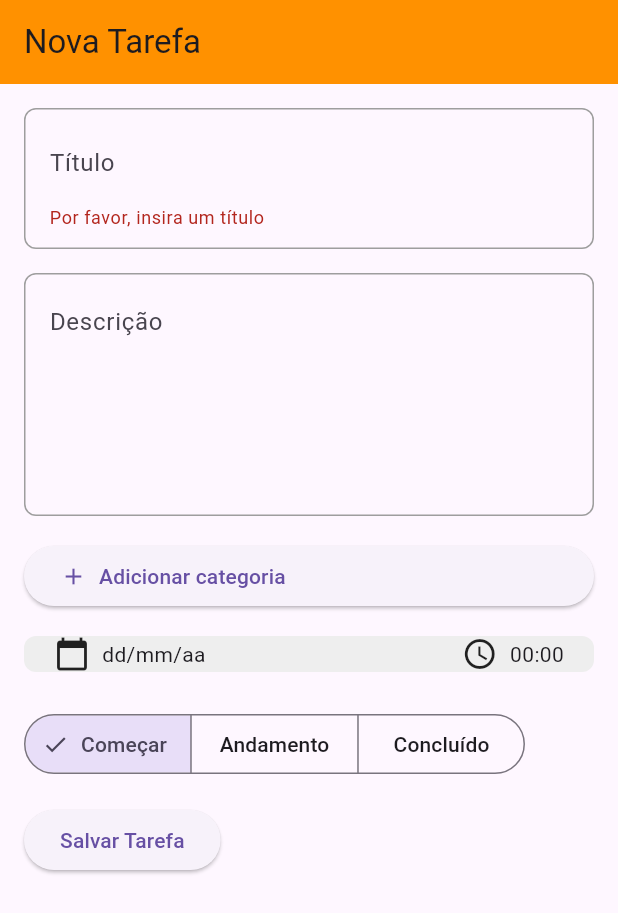
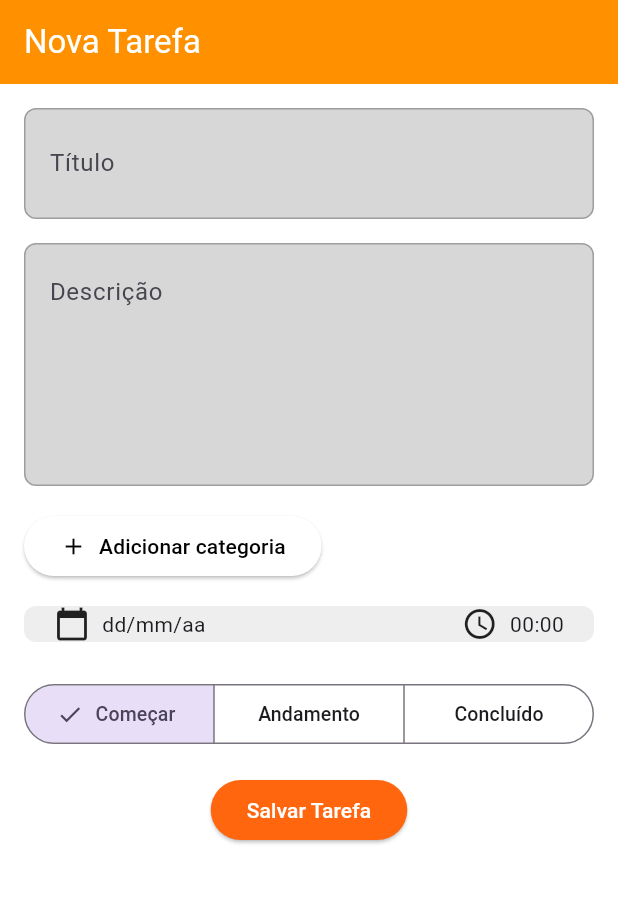
Before and after one commit to piquibr/Flutter_Project_Facul_definitive, a Flutter app: the CreatetaskScreen screen opened directly, after a tap on "Salvar Tarefa", on a phone screen of 412 x 824 dp. Shown: the top 913 px of the screen. Run offline on Flutter 3.47's test engine with Material 3 defaults, Android fonts, the phone set to English and light mode, and no system bars; our stand-ins replace auto_size_text.

Commit message:
page createTask - OK

```diff
--- a/lib/pages/mainPages/createTask-page.dart
+++ b/lib/pages/mainPages/createTask-page.dart
@@ -28,11 +28,13 @@ class _CreatetaskState extends State<CreatetaskScreen> {
   @override
   Widget build(BuildContext context) {
     return Scaffold(
+      backgroundColor: Colors.white, // Cor de fundo do Scaffold
       appBar: AppBar(
-        title: Text('Nova Tarefa'),
+        title: Text('Nova Tarefa', style: TextStyle(color: Colors.white)), // Título em branco
         backgroundColor: const Color.fromARGB(255, 255, 145, 0),
+        iconTheme: IconThemeData(color: Colors.white), // Ícone de voltar em branco
       ),
-      resizeToAvoidBottomInset: true, // Permite que o layout se ajuste ao teclado
+      resizeToAvoidBottomInset: true,
       body: SingleChildScrollView(
         padding: const EdgeInsets.all(16.0),
         child: Form(
@@ -44,11 +46,13 @@ class _CreatetaskState extends State<CreatetaskScreen> {
                 decoration: BoxDecoration(
                   border: Border.all(color: Colors.grey),
                   borderRadius: BorderRadius.circular(8.0),
+                  color: const Color.fromARGB(40, 0, 0, 0), // Fundo cinza claro
                 ),
                 child: Padding(
                   padding: const EdgeInsets.symmetric(horizontal: 16.0, vertical: 12.0),
                   child: TextFormField(
                     decoration: InputDecoration(
+
                       border: InputBorder.none,
                       hintText: 'Título',
                     ),
@@ -69,6 +73,7 @@ class _CreatetaskState extends State<CreatetaskScreen> {
                 decoration: BoxDecoration(
                   border: Border.all(color: Colors.grey),
                   borderRadius: BorderRadius.circular(8.0),
+                  color: const Color.fromARGB(40, 0, 0, 0), // Fundo cinza claro
                 ),
                 child: Padding(
                   padding: const EdgeInsets.symmetric(horizontal: 16.0, vertical: 12.0),
@@ -84,33 +89,19 @@ class _CreatetaskState extends State<CreatetaskScreen> {
                   ),
                 ),
               ),
-
               SizedBox(height: 16.0),
               AdicionarCategoriaButton(),
-
               SizedBox(height: 16.0),
               TempoLimiteButton(),
-
               SizedBox(height: 16.0),
               StatusSelector(selectedStatus: _selectedStatus),
+              SizedBox(height: 16.0),
+              SaveTaskButton(
+                onPressed: () {
+                  // Ação ao pressionar o botão, por exemplo, salvar uma tarefa
+                },
+              )
 
-              SizedBox(height: 16.0),
-              ElevatedButton(
-                onPressed: () {
-                  if (_formKey.currentState!.validate()) {
-                    _formKey.currentState!.save();
-                    print('Título: $_titulo');
-                    print('Descrição: $_descricao');
-                    print('Categoria: $_categoria');
-                    print('Status: ${_selectedStatus.value}');
-                    print('Data Limite: $_dataLimite');
-                    print('Hora Limite: $_horaLimite');
-                    print('Concluída: $_concluida');
-                    // Adicione a lógica para salvar a tarefa aqui
-                  }
-                },
-                child: Text('Salvar Tarefa'),
-              ),
             ],
           ),
         ),
@@ -119,25 +110,56 @@ class _CreatetaskState extends State<CreatetaskScreen> {
   }
 }
 
+class SaveTaskButton extends StatelessWidget {
+  final VoidCallback onPressed;
+
+  const SaveTaskButton({Key? key, required this.onPressed}) : super(key: key);
+
+  @override
+  Widget build(BuildContext context) {
+    return Center(
+      child: ElevatedButton(
+        style: ElevatedButton.styleFrom(
+          backgroundColor: const Color.fromARGB(255, 255, 102, 14), // Cor do botão
+        ),
+        onPressed: onPressed,
+        child: const Text('Salvar Tarefa',
+        style: TextStyle(color: Colors.white),
+        ),
+      ),
+    );
+  }
+}
+
+
+
 class AdicionarCategoriaButton extends StatelessWidget {
   const AdicionarCategoriaButton({Key? key}) : super(key: key);
 
   @override
   Widget build(BuildContext context) {
     return ElevatedButton(
+      style: ElevatedButton.styleFrom(
+        backgroundColor: Colors.white, // Cor de fundo branca
+      ),
       onPressed: () {
         print('Botão Adicionar Categoria pressionado!');
       },
       child: Row(
+        mainAxisSize: MainAxisSize.min, // Ajusta o tamanho do botão ao conteúdo
         children: [
-          Icon(Icons.add),
-          SizedBox(width: 8),
-          Text('Adicionar categoria'),
+          const Icon(Icons.add, color: Colors.black),
+          const SizedBox(width: 8),
+          const Text(
+            'Adicionar categoria',
+            style: TextStyle(color: Colors.black), // Cor do texto em preto
+          ),
         ],
       ),
     );
   }
 }
+
 
 class StatusSelector extends StatelessWidget {
   final ValueNotifier<String> selectedStatus;
@@ -152,25 +174,37 @@ class StatusSelector extends StatelessWidget {
         ValueListenableBuilder<String>(
           valueListenable: selectedStatus,
           builder: (context, value, child) {
-            return SegmentedButton<String>(
+            return SizedBox(
+              width: 400, // Largura fixa para manter o tamanho dos botões
+              child: SegmentedButton<String>(
                 segments: const <ButtonSegment<String>>[
                   ButtonSegment<String>(
                     value: 'Começar',
-                  label: Text('Começar'),
+                    label: Text(
+                      'Começar',
+                      style: TextStyle(fontSize: 13),
+                    ),
                   ),
                   ButtonSegment<String>(
                     value: 'Andamento',
-                  label: Text('Andamento'),
+                    label: Text(
+                      'Andamento',
+                      style: TextStyle(fontSize: 13),
+                    ),
                   ),
                   ButtonSegment<String>(
                     value: 'Concluído',
-                  label: Text('Concluído'),
+                    label: Text(
+                      'Concluído',
+                      style: TextStyle(fontSize: 13),
+                    ),
                   ),
                 ],
                 selected: {value},
                 onSelectionChanged: (Set<String> newSelection) {
                   selectedStatus.value = newSelection.first;
                 },
+              ),
             );
           },
         ),
```
Lines whose indentation alone changed are shown as unchanged.
